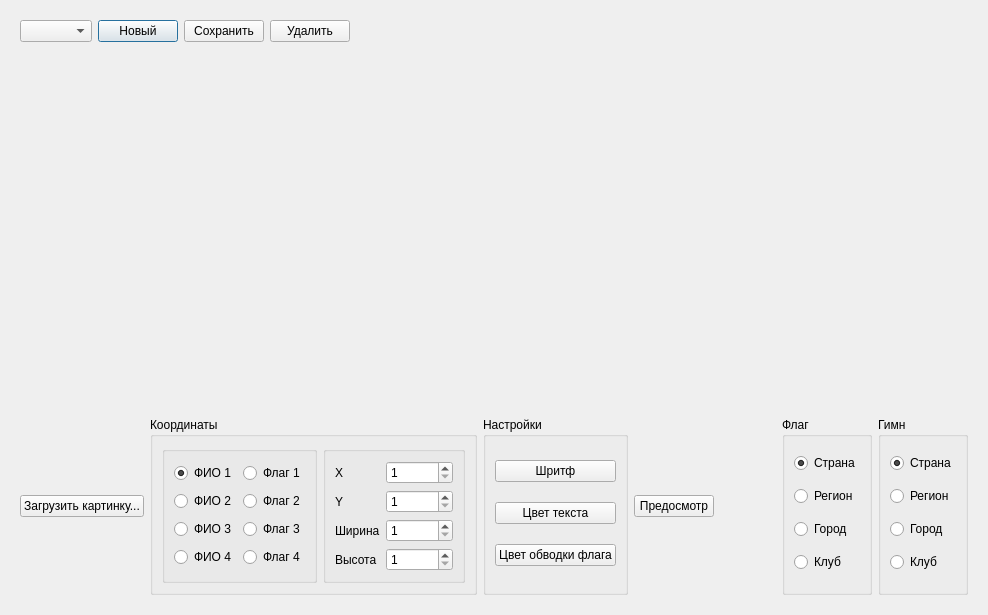
BarsukAlexey/xelarogi, file TournamentManager/dialogaward.ui: the form before one commit.
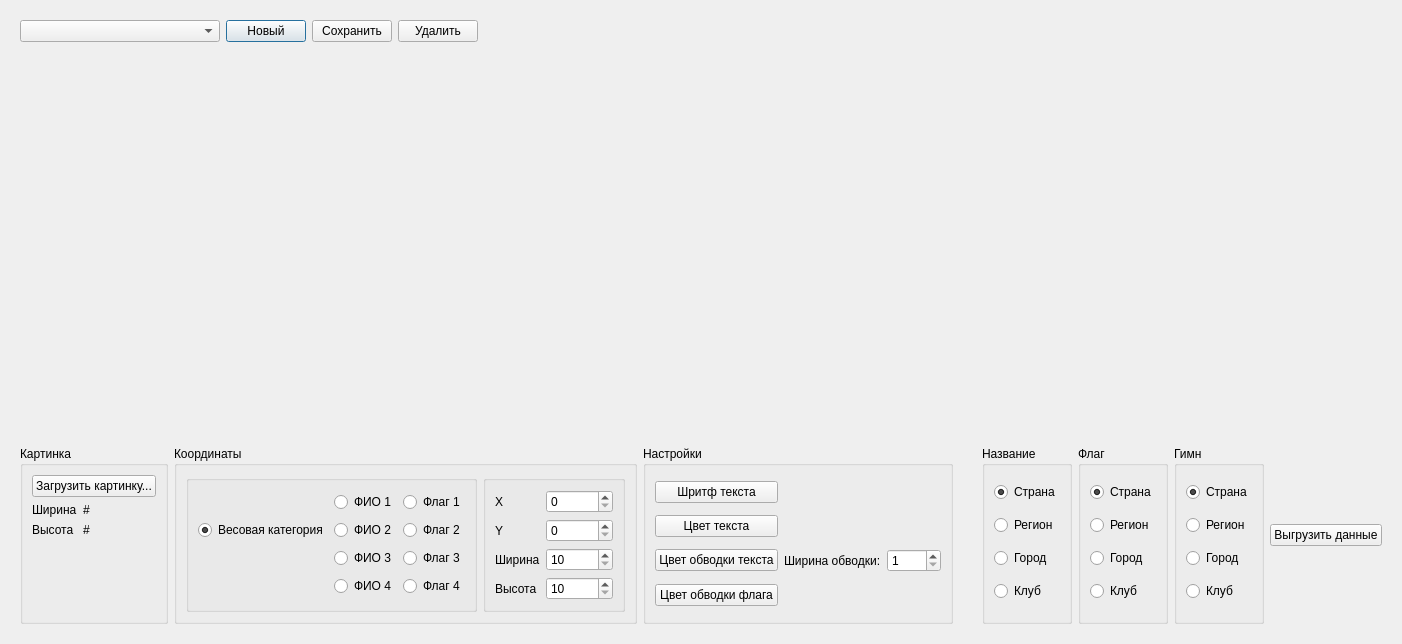
The form after the commit. Custom widgets are drawn as their Qt base class.

What changed in the file:
```diff
--- a/TournamentManager/dialogaward.ui
+++ b/TournamentManager/dialogaward.ui
@@ -6,8 +6,8 @@
    <rect>
     <x>0</x>
     <y>0</y>
-    <width>988</width>
-    <height>615</height>
+    <width>1402</width>
+    <height>644</height>
    </rect>
   </property>
   <property name="windowTitle">
@@ -51,7 +51,14 @@
        </widget>
       </item>
       <item row="1" column="0">
-       <widget class="QComboBox" name="comboBoxName"/>
+       <widget class="QComboBox" name="comboBoxName">
+        <property name="minimumSize">
+         <size>
+          <width>200</width>
+          <height>0</height>
+         </size>
+        </property>
+       </widget>
       </item>
       <item row="1" column="2">
        <widget class="QPushButton" name="pushButtonSave">
@@ -72,84 +79,24 @@
       </sizepolicy>
      </property>
      <layout class="QGridLayout" name="gridLayout_3">
-      <item row="0" column="6">
-       <widget class="QGroupBox" name="groupBox_3">
-        <property name="title">
-         <string>Флаг</string>
+      <item row="0" column="5">
+       <spacer name="horizontalSpacer_2">
+        <property name="orientation">
+         <enum>Qt::Horizontal</enum>
         </property>
-        <layout class="QGridLayout" name="gridLayout_6">
-         <item row="0" column="0">
-          <widget class="QRadioButton" name="radioButton_10">
-           <property name="text">
-            <string>Страна</string>
-           </property>
-           <property name="checked">
-            <bool>true</bool>
-           </property>
-          </widget>
-         </item>
-         <item row="1" column="0">
-          <widget class="QRadioButton" name="radioButton_12">
-           <property name="text">
-            <string>Регион</string>
-           </property>
-          </widget>
-         </item>
-         <item row="2" column="0">
-          <widget class="QRadioButton" name="radioButton_11">
-           <property name="text">
-            <string>Город</string>
-           </property>
-          </widget>
-         </item>
-         <item row="3" column="0">
-          <widget class="QRadioButton" name="radioButton_9">
-           <property name="text">
-            <string>Клуб</string>
-           </property>
-          </widget>
-         </item>
-        </layout>
-       </widget>
+        <property name="sizeHint" stdset="0">
+         <size>
+          <width>40</width>
+          <height>20</height>
+         </size>
+        </property>
+       </spacer>
       </item>
-      <item row="0" column="7">
-       <widget class="QGroupBox" name="groupBox_4">
-        <property name="title">
-         <string>Гимн</string>
+      <item row="0" column="9">
+       <widget class="QPushButton" name="pushButtonGo">
+        <property name="text">
+         <string>Выгрузить данные</string>
         </property>
-        <layout class="QGridLayout" name="gridLayout_7">
-         <item row="0" column="0">
-          <widget class="QRadioButton" name="radioButton_13">
-           <property name="text">
-            <string>Страна</string>
-           </property>
-           <property name="checked">
-            <bool>true</bool>
-           </property>
-          </widget>
-         </item>
-         <item row="1" column="0">
-          <widget class="QRadioButton" name="radioButton_14">
-           <property name="text">
-            <string>Регион</string>
-           </property>
-          </widget>
-         </item>
-         <item row="2" column="0">
-          <widget class="QRadioButton" name="radioButton_15">
-           <property name="text">
-            <string>Город</string>
-           </property>
-          </widget>
-         </item>
-         <item row="3" column="0">
-          <widget class="QRadioButton" name="radioButton_16">
-           <property name="text">
-            <string>Клуб</string>
-           </property>
-          </widget>
-         </item>
-        </layout>
        </widget>
       </item>
       <item row="0" column="3">
@@ -158,6 +105,20 @@
          <string>Настройки</string>
         </property>
         <layout class="QGridLayout" name="gridLayout_8">
+         <item row="2" column="0">
+          <widget class="QPushButton" name="pushButtonColorBoundText">
+           <property name="text">
+            <string>Цвет обводки текста</string>
+           </property>
+          </widget>
+         </item>
+         <item row="3" column="0">
+          <widget class="QPushButton" name="pushButtonColorBound">
+           <property name="text">
+            <string>Цвет обводки флага</string>
+           </property>
+          </widget>
+         </item>
          <item row="1" column="0">
           <widget class="QPushButton" name="pushButtonColorText">
            <property name="text">
@@ -168,14 +129,107 @@
          <item row="0" column="0">
           <widget class="QPushButton" name="pushButtonFont">
            <property name="text">
-            <string>Шритф</string>
+            <string>Шритф текста</string>
            </property>
           </widget>
          </item>
+         <item row="2" column="2">
+          <widget class="QSpinBox" name="spinBoxWidthTextBound">
+           <property name="suffix">
+            <string/>
+           </property>
+           <property name="minimum">
+            <number>1</number>
+           </property>
+           <property name="maximum">
+            <number>1000</number>
+           </property>
+          </widget>
+         </item>
+         <item row="2" column="1">
+          <widget class="QLabel" name="label_7">
+           <property name="text">
+            <string>Ширина обводки:</string>
+           </property>
+          </widget>
+         </item>
+        </layout>
+       </widget>
+      </item>
+      <item row="0" column="8">
+       <widget class="QGroupBox" name="groupBox_4">
+        <property name="title">
+         <string>Гимн</string>
+        </property>
+        <layout class="QGridLayout" name="gridLayout_7">
+         <item row="0" column="0">
+          <widget class="QRadioButton" name="radioButtonHymnCounty">
+           <property name="text">
+            <string>Страна</string>
+           </property>
+           <property name="checked">
+            <bool>true</bool>
+           </property>
+          </widget>
+         </item>
+         <item row="1" column="0">
+          <widget class="QRadioButton" name="radioButtonHymnRegion">
+           <property name="text">
+            <string>Регион</string>
+           </property>
+          </widget>
+         </item>
          <item row="2" column="0">
-          <widget class="QPushButton" name="pushButtonColorBound">
+          <widget class="QRadioButton" name="radioButtonHymnCity">
            <property name="text">
-            <string>Цвет обводки флага</string>
+            <string>Город</string>
+           </property>
+          </widget>
+         </item>
+         <item row="3" column="0">
+          <widget class="QRadioButton" name="radioButtonHymnClub">
+           <property name="text">
+            <string>Клуб</string>
+           </property>
+          </widget>
+         </item>
+        </layout>
+       </widget>
+      </item>
+      <item row="0" column="7">
+       <widget class="QGroupBox" name="groupBox_3">
+        <property name="title">
+         <string>Флаг</string>
+        </property>
+        <layout class="QGridLayout" name="gridLayout_6">
+         <item row="0" column="0">
+          <widget class="QRadioButton" name="radioButtonFlagCounty">
+           <property name="text">
+            <string>Страна</string>
+           </property>
+           <property name="checked">
+            <bool>true</bool>
+           </property>
+          </widget>
+         </item>
+         <item row="1" column="0">
+          <widget class="QRadioButton" name="radioButtonFlagRegion">
+           <property name="text">
+            <string>Регион</string>
+           </property>
+          </widget>
+         </item>
+         <item row="2" column="0">
+          <widget class="QRadioButton" name="radioButtonFlagCity">
+           <property name="text">
+            <string>Город</string>
+           </property>
+          </widget>
+         </item>
+         <item row="3" column="0">
+          <widget class="QRadioButton" name="radioButtonFlagClub">
+           <property name="text">
+            <string>Клуб</string>
            </property>
           </widget>
          </item>
@@ -183,10 +237,47 @@
        </widget>
       </item>
       <item row="0" column="0">
-       <widget class="QPushButton" name="pushButtonLoadImg">
-        <property name="text">
-         <string>Загрузить картинку...</string>
+       <widget class="QGroupBox" name="groupBox_7">
+        <property name="title">
+         <string>Картинка</string>
         </property>
+        <layout class="QFormLayout" name="formLayout">
+         <item row="0" column="0" colspan="2">
+          <widget class="QPushButton" name="pushButtonLoadImg">
+           <property name="text">
+            <string>Загрузить картинку...</string>
+           </property>
+          </widget>
+         </item>
+         <item row="1" column="0">
+          <widget class="QLabel" name="label_5">
+           <property name="text">
+            <string>Ширина</string>
+           </property>
+          </widget>
+         </item>
+         <item row="1" column="1">
+          <widget class="QLabel" name="labelImageWidth">
+           <property name="text">
+            <string>#</string>
+           </property>
+          </widget>
+         </item>
+         <item row="2" column="0">
+          <widget class="QLabel" name="label_6">
+           <property name="text">
+            <string>Высота</string>
+           </property>
+          </widget>
+         </item>
+         <item row="2" column="1">
+          <widget class="QLabel" name="labelImageHeight">
+           <property name="text">
+            <string>#</string>
+           </property>
+          </widget>
+         </item>
+        </layout>
        </widget>
       </item>
       <item row="0" column="5">
@@ -255,7 +346,7 @@
                <string>ФИО 1</string>
               </property>
               <property name="checked">
-               <bool>true</bool>
+               <bool>false</bool>
               </property>
              </widget>
             </item>
@@ -273,6 +364,16 @@
               </property>
              </widget>
             </item>
+            <item row="1" column="0">
+             <widget class="QRadioButton" name="radioButtonTC">
+              <property name="text">
+               <string>Весовая категория</string>
+              </property>
+              <property name="checked">
+               <bool>true</bool>
+              </property>
+             </widget>
+            </item>
            </layout>
           </widget>
          </item>
@@ -313,7 +414,7 @@
             <item row="0" column="1">
              <widget class="QSpinBox" name="spinBoxX">
               <property name="minimum">
-               <number>1</number>
+               <number>0</number>
               </property>
               <property name="maximum">
                <number>100500</number>
@@ -326,7 +427,7 @@
             <item row="1" column="1">
              <widget class="QSpinBox" name="spinBoxY">
               <property name="minimum">
-               <number>1</number>
+               <number>0</number>
               </property>
               <property name="maximum">
                <number>100500</number>
@@ -339,7 +440,7 @@
             <item row="2" column="1">
              <widget class="QSpinBox" name="spinBoxWidth">
               <property name="minimum">
-               <number>1</number>
+               <number>10</number>
               </property>
               <property name="maximum">
                <number>100500</number>
@@ -352,7 +453,7 @@
             <item row="3" column="1">
              <widget class="QSpinBox" name="spinBoxHeight">
               <property name="minimum">
-               <number>1</number>
+               <number>10</number>
               </property>
               <property name="maximum">
                <number>100500</number>
@@ -368,11 +469,44 @@
         </layout>
        </widget>
       </item>
-      <item row="0" column="4">
-       <widget class="QPushButton" name="pushButton">
-        <property name="text">
-         <string>Предосмотр</string>
+      <item row="0" column="6">
+       <widget class="QGroupBox" name="groupBox_8">
+        <property name="title">
+         <string>Название</string>
         </property>
+        <layout class="QGridLayout" name="gridLayout_9">
+         <item row="0" column="0">
+          <widget class="QRadioButton" name="radioButtonNameCounty">
+           <property name="text">
+            <string>Страна</string>
+           </property>
+           <property name="checked">
+            <bool>true</bool>
+           </property>
+          </widget>
+         </item>
+         <item row="1" column="0">
+          <widget class="QRadioButton" name="radioButtonNameRegion">
+           <property name="text">
+            <string>Регион</string>
+           </property>
+          </widget>
+         </item>
+         <item row="2" column="0">
+          <widget class="QRadioButton" name="radioButtonNameCity">
+           <property name="text">
+            <string>Город</string>
+           </property>
+          </widget>
+         </item>
+         <item row="3" column="0">
+          <widget class="QRadioButton" name="radioButtonNameClub">
+           <property name="text">
+            <string>Клуб</string>
+           </property>
+          </widget>
+         </item>
+        </layout>
        </widget>
       </item>
      </layout>
```
Left out of the diff: 48 changed lines with no effect on the pictures.
